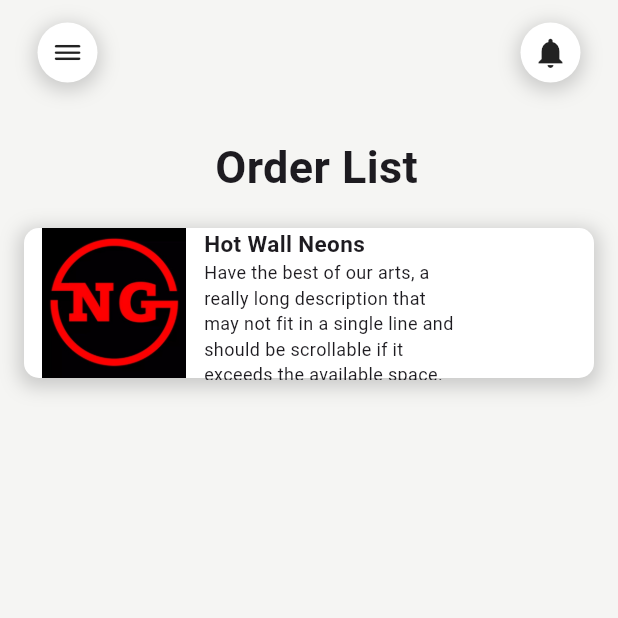
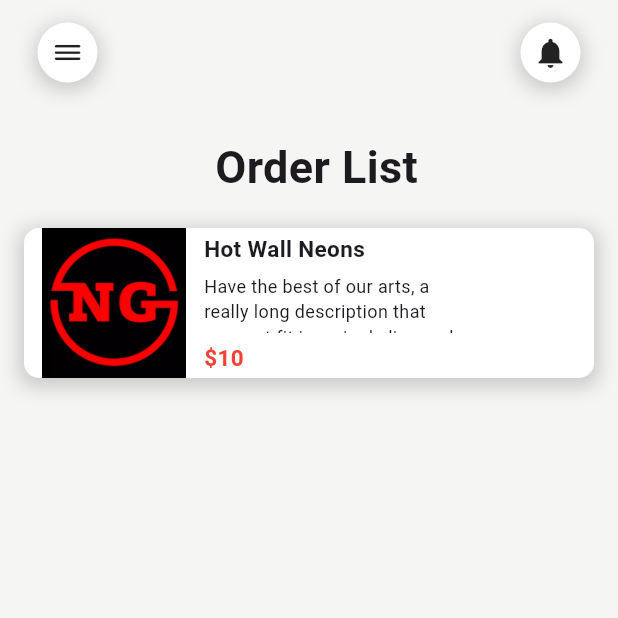
Before and after one commit to Katchietsnouva/family_health_app, a Flutter app: the CartPage screen opened by its route, on a phone screen of 412 x 824 dp, the top half of it. Run offline on Flutter 3.47's test engine with Material 3 defaults, Android fonts, the phone set to English and light mode, and no system bars; our stand-ins replace flutter_rating_bar.

Commit message:
commit 0.71

```diff
--- a/lib/Pages/CartPage.dart
+++ b/lib/Pages/CartPage.dart
@@ -76,7 +76,7 @@ class CartPage extends StatelessWidget {
 
                                 // Scrollable text
                                 Container(
-                                  height:80, // Set a fixed height or use constraints
+                                  height:40, // Set a fixed height or use constraints
                                   width: 170,
                                   child: SingleChildScrollView(
                                     child: Text(
@@ -87,9 +87,23 @@ class CartPage extends StatelessWidget {
                                     ),
                                   ),
                                 ),
+
+                                Text(
+                                  "\$10",
+                                  style: TextStyle(
+                                    fontSize: 15,
+                                    fontWeight: FontWeight.bold,
+                                    color: Colors.red,
+                                  ),
+                                ),
+
+
                               ],
                             ),
                           ),
+
+
+
 
                         ],
                       ),
```
